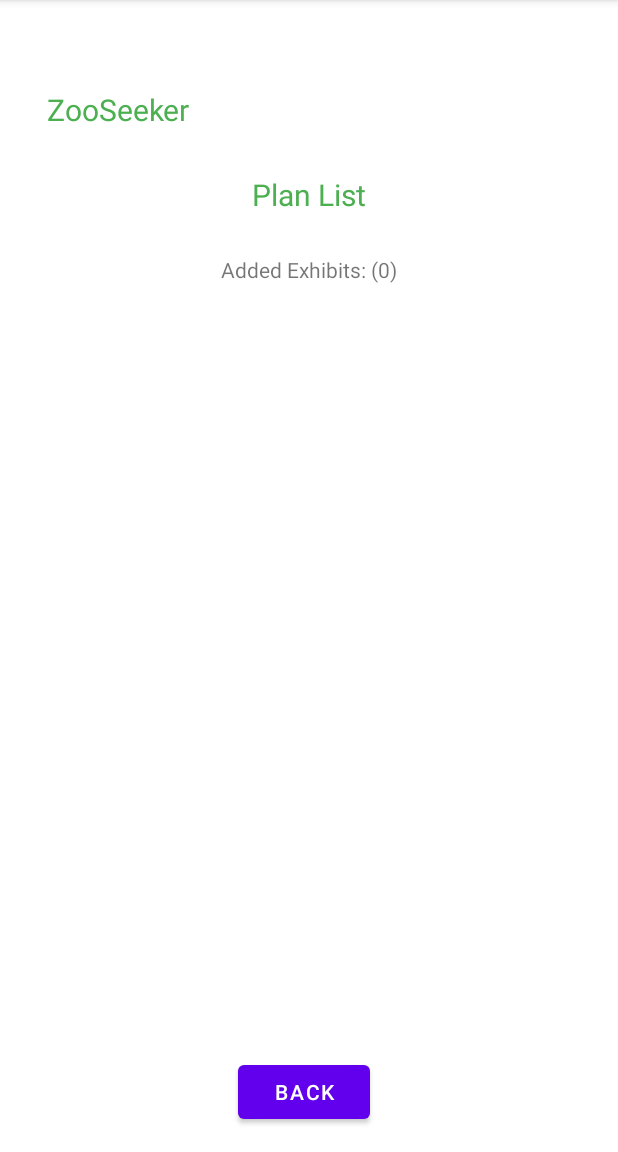
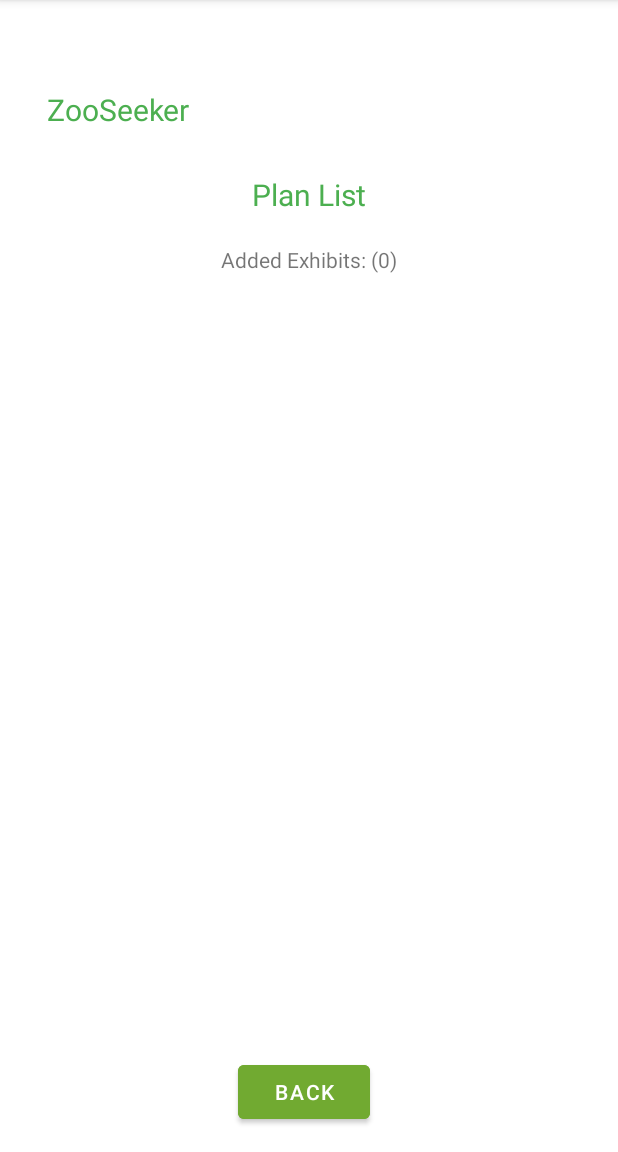
Before and after one commit to zic017/ZooSeeker-CSE-110-Team-47, an Android app: the screen it shows after launch (PlanListExhibiton), after a tap on "SHOW EXHIBITION", on a phone screen of 412 x 824 dp, the part 84-1236 px from its top. Run offline under Robolectric (Android 15) with nearby library versions, the phone set to English and light mode, and no system bars; our stand-ins replace Room's generated code; libraries missing offline, so code that uses them is left out: com.google.firebase.crashlytics, org.jgrapht, org.jgrapht.graph, org.jgrapht.nio; 4 statements that could not run were skipped.

Commit message:
UI changes, fixed duplicate bug in planned list

```diff
--- a/app/src/main/java/com/example/myapplication/PlanListExhibiton.java
+++ b/app/src/main/java/com/example/myapplication/PlanListExhibiton.java
@@ -1,17 +1,18 @@
 package com.example.myapplication;
+
+import android.content.Context;
+import android.content.Intent;
+import android.os.Bundle;
+import android.view.View;
+import android.widget.Button;
+import android.widget.TextView;
 
 import androidx.appcompat.app.AppCompatActivity;
 import androidx.recyclerview.widget.LinearLayoutManager;
 import androidx.recyclerview.widget.RecyclerView;
 
-import android.content.Intent;
-import android.os.Bundle;
-import android.util.Log;
-import android.view.View;
-import android.widget.Button;
-import android.widget.TextView;
-
 import java.util.ArrayList;
+import java.util.Map;
 
 public class PlanListExhibiton extends AppCompatActivity {
     private RecyclerView planListRV;
@@ -21,7 +22,7 @@ public class PlanListExhibiton extends AppCompatActivity {
     protected void onCreate(Bundle savedInstanceState) {
         super.onCreate(savedInstanceState);
         setContentView(R.layout.activity_plan_list_exhibiton);
-
+        Context context = getApplicationContext();
 
         TextView plannedNumber = findViewById(R.id.planned_number);
 
@@ -34,7 +35,7 @@ public class PlanListExhibiton extends AppCompatActivity {
 
         Intent i = getIntent();
         ArrayList<String> planList = i.getStringArrayListExtra("key");
-        ArrayList<String> ItemList = i.getStringArrayListExtra("key1");
+        ArrayList<String> ItemList = idToString(context, planList);
         Integer num = planList.size();
         plannedNumber.setText("Added Exhibits: (" + num.toString() + ")");
         plan_adapter.setPlanListItems(ItemList);
@@ -50,15 +51,14 @@ public class PlanListExhibiton extends AppCompatActivity {
         });
     }
 
-    /*public void buildPlanListRecyclerView() {
-        plan_adapter = new PlanAdapter(planList, PlanListExhibiton.this);
-        plan_adapter.setHasStableIds(true);
-        LinearLayoutManager manager = new LinearLayoutManager(this);
-        planListRV.setHasFixedSize(true);
-
-        planListRV.setLayoutManager(manager);
-
-        planListRV.setAdapter(plan_adapter);
-    }*/
+    //Retrieve names based on the list of IDs
+    public ArrayList<String> idToString(Context context, ArrayList<String> ids) {
+        ArrayList<String> names = new ArrayList<>();
+        Map<String, ZooData.VertexInfo> vInfo = ZooData.loadVertexInfoJSON(context, "sample_node_info.json");
+        for(String id : ids) {
+            names.add(vInfo.get(id).name);
+        }
+        return names;
+    }
 
 }
--- a/app/src/main/res/layout/activity_plan_list_exhibiton.xml
+++ b/app/src/main/res/layout/activity_plan_list_exhibiton.xml
@@ -4,7 +4,7 @@
     xmlns:tools="http://schemas.android.com/tools"
     android:layout_width="match_parent"
     android:layout_height="match_parent"
-    tools:context=".PlanListExhibiton">
+    tools:context=".PlanListExhibition">
 
     <TextView
         android:id="@+id/logo3"
@@ -22,13 +22,15 @@
 
     <androidx.recyclerview.widget.RecyclerView
         android:id="@+id/planned_list"
-        android:layout_width="416dp"
-        android:layout_height="467dp"
+        android:layout_width="408dp"
+        android:layout_height="493dp"
+        android:layout_centerHorizontal="true"
         android:layout_marginStart="1dp"
         android:layout_marginEnd="1dp"
-        android:layout_marginBottom="21dp"
+        android:layout_marginBottom="8dp"
         app:layout_constraintBottom_toTopOf="@+id/back"
         app:layout_constraintEnd_toEndOf="parent"
+        app:layout_constraintHorizontal_bias="0.333"
         app:layout_constraintStart_toStartOf="parent" />
 
     <TextView
@@ -51,6 +53,7 @@
         android:layout_marginStart="158dp"
         android:layout_marginEnd="165dp"
         android:layout_marginBottom="16dp"
+        android:backgroundTint="#71AA31"
         android:text="Back"
         app:layout_constraintBottom_toBottomOf="parent"
         app:layout_constraintEnd_toEndOf="parent"
```
Also changed, not shown: app/src/main/java/com/example/myapplication/DirectionsAlgorithm.java (+6 -8 lines), app/src/main/res/layout/activity_search_list.xml (+5 -3 lines), app/src/main/res/layout/plan_list_item.xml (+6 -5 lines).
